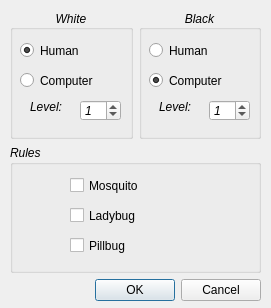
First picture: the form in gui/src/newgame.ui, repository jebbe/insekten, before the edit.
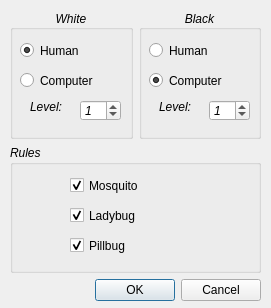
Second picture: the form after the edit.

Diff of the .ui file:
```diff
--- a/gui/src/newgame.ui
+++ b/gui/src/newgame.ui
@@ -246,6 +246,9 @@
        <property name="text">
         <string>Mosquito</string>
        </property>
+       <property name="checked">
+        <bool>true</bool>
+       </property>
       </widget>
       <widget class="QCheckBox" name="ladybug_check">
        <property name="geometry">
@@ -264,6 +267,9 @@
        <property name="text">
         <string>Ladybug</string>
        </property>
+       <property name="checked">
+        <bool>true</bool>
+       </property>
       </widget>
       <widget class="QCheckBox" name="pillbug_check">
        <property name="geometry">
@@ -282,6 +288,9 @@
        <property name="text">
         <string>Pillbug</string>
        </property>
+       <property name="checked">
+        <bool>true</bool>
+       </property>
       </widget>
      </widget>
     </item>
```
